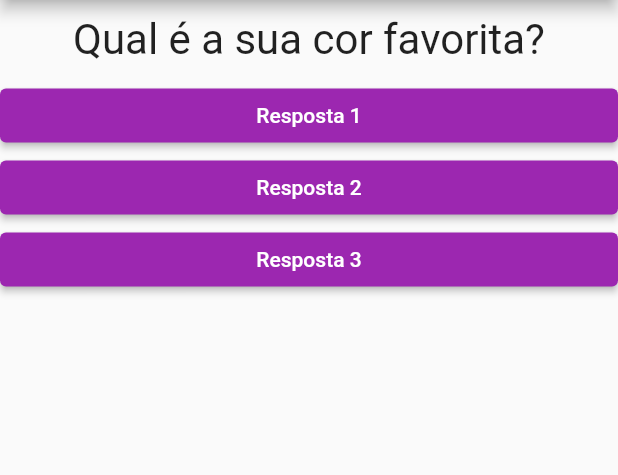
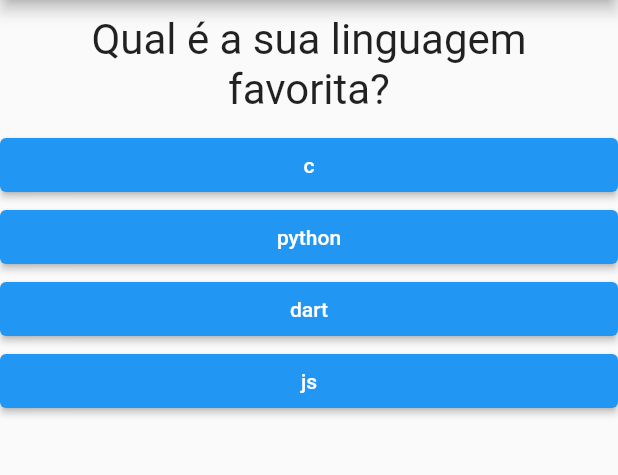
Before and after one commit to charlesdev771/flutter_specialization_cod3r, a Flutter app: the screen it shows after launch, on a phone screen of 412 x 824 dp, the part 84-559 px from its top. Run offline on Flutter 3.47's test engine with Material 2 defaults, Android fonts, the phone set to English and light mode, and no system bars.

Commit message:
Final quests

```diff
--- a/perguntas/lib/main.dart
+++ b/perguntas/lib/main.dart
@@ -1,38 +1,67 @@
 import 'package:flutter/material.dart';
-import './questao.dart';
-import './resposta.dart';
+import './questionario.dart';
+import './resultado.dart';
 
 void main() => runApp(const PerguntaApp());
 
 class _PerguntaAppState extends State<PerguntaApp> {
   var _perguntaSelecionada = 0;
+  var _pontuacaoTotal = 0;
+  final _perguntas = const [
+    {
+      'texto': 'Qual é a sua linguagem favorita?',
+      'respostas': [
+        {'texto': 'c', 'pontuacao': 10},
+        {'texto': 'python', 'pontuacao': 5},
+        {'texto': 'dart', 'pontuacao': 3},
+        {'texto': 'js', 'pontuacao': 1},
+      ],
+    },
+    {
+      'texto': 'Qual é o seu framework favorito?',
+      'respostas': [
+        {'texto': 'django', 'pontuacao': 10},
+        {'texto': 'fkutter', 'pontuacao': 5},
+        {'texto': 'laravel', 'pontuacao': 3},
+        {'texto': 'node', 'pontuacao': 1},
+      ],
+    },
+  ];
 
-  void _responder() {
+  void _responder(int pontuacao) {
+    if (temPerguntaSelecionada) {
+      setState(() {
+        _perguntaSelecionada++;
+        _pontuacaoTotal += pontuacao;
+      });
+    }
+  }
+
+  void _reiniciarQuestionario() {
     setState(() {
-      _perguntaSelecionada++;
+      _perguntaSelecionada = 0;
+      _pontuacaoTotal = 0;
     });
+  }
+
+  bool get temPerguntaSelecionada {
+    return _perguntaSelecionada < _perguntas.length;
   }
 
   @override
   Widget build(BuildContext context) {
-    final perguntas = [
-      'Qual é a sua cor favorita?',
-      'Qual é o seu animal favorito?',
-    ];
-
     return MaterialApp(
       home: Scaffold(
         appBar: AppBar(
           title: const Text('Perguntas'),
         ),
-        body: Column(
-          children: [
-            Questao(perguntas[_perguntaSelecionada]),
-            Resposta('Resposta 1', _responder),
-            Resposta('Resposta 2', _responder),
-            Resposta('Resposta 3', _responder),
-          ],
-        ),
+        body: temPerguntaSelecionada
+            ? Questionario(
+                perguntas: _perguntas,
+                perguntaSelecionada: _perguntaSelecionada,
+                quandoResponder: _responder,
+              )
+            : Resultado(_pontuacaoTotal, _reiniciarQuestionario),
       ),
     );
   }
--- /dev/null
+++ b/perguntas/lib/questionario.dart
@@ -0,0 +1,40 @@
+import 'package:flutter/material.dart';
+import './questao.dart';
+import './resposta.dart';
+
+class Questionario extends StatelessWidget {
+  final List<Map<String, Object>> perguntas;
+  final int perguntaSelecionada;
+  final void Function(int) quandoResponder;
+
+  const Questionario({
+    required this.perguntas,
+    required this.perguntaSelecionada,
+    required this.quandoResponder,
+    super.key,
+  });
+
+  bool get temPerguntaSelecionada {
+    return perguntaSelecionada < perguntas.length;
+  }
+
+  @override
+  Widget build(BuildContext context) {
+    List<Map<String, Object>> respostas = temPerguntaSelecionada
+        ? perguntas[perguntaSelecionada]['respostas']
+            as List<Map<String, Object>>
+        : [];
+
+    return Column(
+      children: [
+        Questao(perguntas[perguntaSelecionada]['texto'] as String),
+        ...respostas.map((resp) {
+          return Resposta(
+            resp['texto'] as String,
+            () => quandoResponder(resp['pontuacao'] as int),
+          );
+        }).toList(),
+      ],
+    );
+  }
+}
--- a/perguntas/lib/resposta.dart
+++ b/perguntas/lib/resposta.dart
@@ -12,7 +12,7 @@ class Resposta extends StatelessWidget {
       width: double.infinity,
       child: ElevatedButton(
         style: ElevatedButton.styleFrom(
-          backgroundColor: Colors.purple,
+          backgroundColor: Colors.blue,
           foregroundColor: Colors.white,
         ),
         onPressed: quandoSelecionado,
```
Also changed, not shown: perguntas/lib/resultado.dart (added, +47 -0 lines), perguntas/lib/questao.dart (line endings or trailing spaces).
